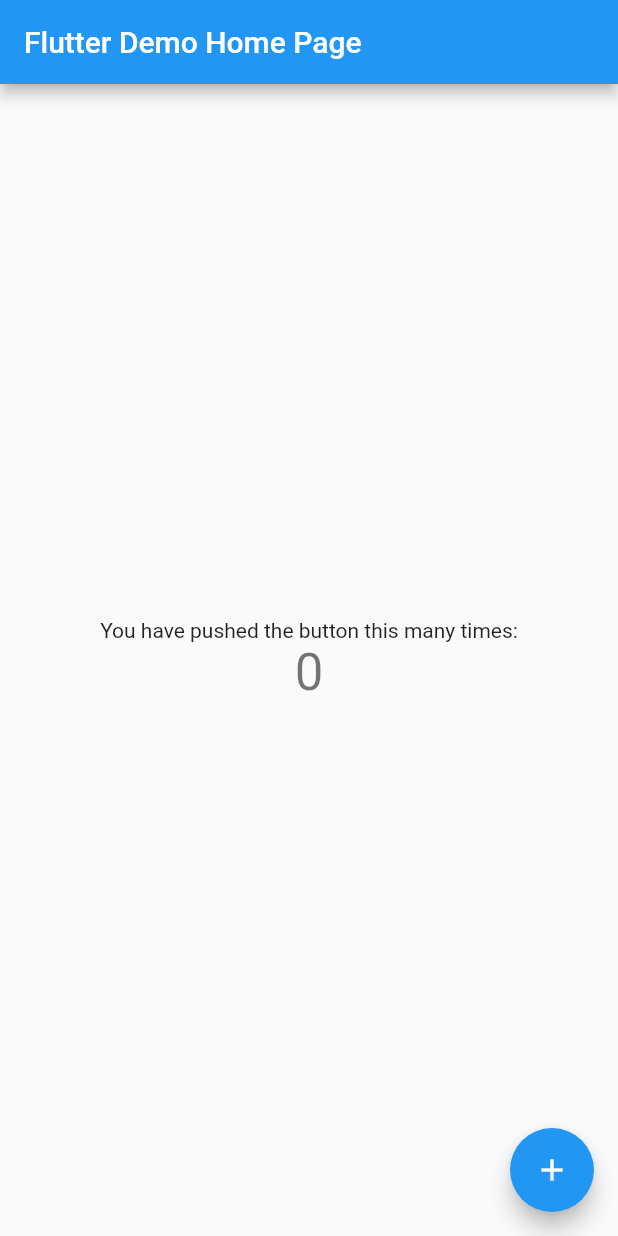
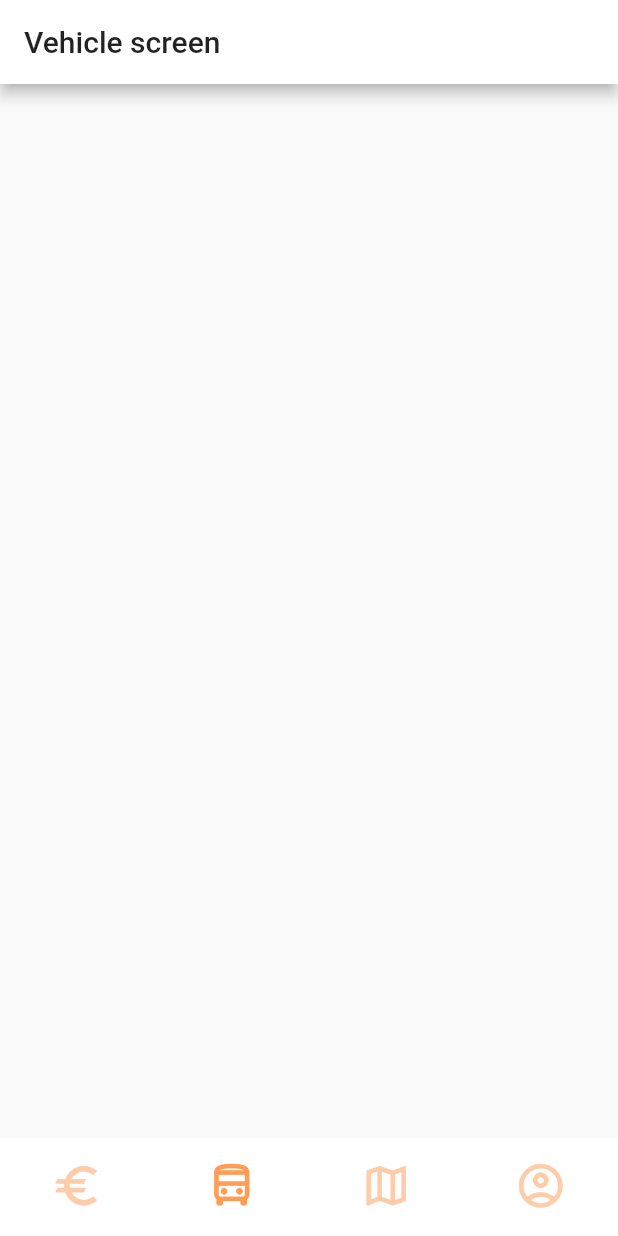
Before and after one commit to AkiLaine/Skinnarila_MaaS, a Flutter app: the screen it shows after launch, on a phone screen of 412 x 824 dp. Run offline on Flutter 3.47's test engine with Material 2 defaults, Android fonts, the phone set to English and light mode, and no system bars.

```diff
--- a/lib/main.dart
+++ b/lib/main.dart
@@ -1,114 +1,84 @@
 import 'package:flutter/material.dart';
 
 void main() {
-  runApp(MyApp());
+  runApp(Vehicles());
 }
 
-class MyApp extends StatelessWidget {
-  //Testikommentti
-  // This widget is the root of your application.
+class Vehicles extends StatelessWidget {
   @override
   Widget build(BuildContext context) {
     return MaterialApp(
-      title: 'Flutter Demo',
+      title: 'Vehicle screen',
       theme: ThemeData(
-        // This is the theme of your application.
-        //
-        // Try running your application with "flutter run". You'll see the
-        // application has a blue toolbar. Then, without quitting the app, try
-        // changing the primarySwatch below to Colors.green and then invoke
-        // "hot reload" (press "r" in the console where you ran "flutter run",
-        // or simply save your changes to "hot reload" in a Flutter IDE).
-        // Notice that the counter didn't reset back to zero; the application
-        // is not restarted.
-        primarySwatch: Colors.blue,
+        primaryColor: Colors.white, //Theme colour
       ),
-      home: MyHomePage(title: 'Flutter Demo Home Page'),
+      home: VehicleScreen(),
     );
   }
 }
 
-class MyHomePage extends StatefulWidget {
-  MyHomePage({Key key, this.title}) : super(key: key);
-
-  // This widget is the home page of your application. It is stateful, meaning
-  // that it has a State object (defined below) that contains fields that affect
-  // how it looks.
-
-  // This class is the configuration for the state. It holds the values (in this
-  // case the title) provided by the parent (in this case the App widget) and
-  // used by the build method of the State. Fields in a Widget subclass are
-  // always marked "final".
-
-  final String title;
-
+class VehicleScreen extends StatefulWidget {
   @override
-  _MyHomePageState createState() => _MyHomePageState();
+  _VehicleScreenState createState() => _VehicleScreenState();
 }
 
-class _MyHomePageState extends State<MyHomePage> {
-  int _counter = 0;
+class _VehicleScreenState extends State<VehicleScreen> {
 
-  void _incrementCounter() {
-    setState(() {
-      // This call to setState tells the Flutter framework that something has
-      // changed in this State, which causes it to rerun the build method below
-      // so that the display can reflect the updated values. If we changed
-      // _counter without calling setState(), then the build method would not be
-      // called again, and so nothing would appear to happen.
-      _counter++;
-    });
-  }
+  //Desired icon colors to variables using the HexColor class
+  Color lightOrange = HexColor("#FECCA8");
+  Color darkOrange = HexColor("#FF9D56");
 
   @override
   Widget build(BuildContext context) {
-    // This method is rerun every time setState is called, for instance as done
-    // by the _incrementCounter method above.
-    //
-    // The Flutter framework has been optimized to make rerunning build methods
-    // fast, so that you can just rebuild anything that needs updating rather
-    // than having to individually change instances of widgets.
     return Scaffold(
       appBar: AppBar(
-        // Here we take the value from the MyHomePage object that was created by
-        // the App.build method, and use it to set our appbar title.
-        title: Text(widget.title),
+        title: Text("Vehicle screen"),
       ),
-      body: Center(
-        // Center is a layout widget. It takes a single child and positions it
-        // in the middle of the parent.
-        child: Column(
-          // Column is also a layout widget. It takes a list of children and
-          // arranges them vertically. By default, it sizes itself to fit its
-          // children horizontally, and tries to be as tall as its parent.
-          //
-          // Invoke "debug painting" (press "p" in the console, choose the
-          // "Toggle Debug Paint" action from the Flutter Inspector in Android
-          // Studio, or the "Toggle Debug Paint" command in Visual Studio Code)
-          // to see the wireframe for each widget.
-          //
-          // Column has various properties to control how it sizes itself and
-          // how it positions its children. Here we use mainAxisAlignment to
-          // center the children vertically; the main axis here is the vertical
-          // axis because Columns are vertical (the cross axis would be
-          // horizontal).
-          mainAxisAlignment: MainAxisAlignment.center,
-          children: <Widget>[
-            Text(
-              'You have pushed the button this many times:',
-            ),
-            Text(
-              '$_counter',
-              style: Theme.of(context).textTheme.headline4,
-            ),
-          ],
-        ),
+
+      body: Container(),
+      //Creating the bottom navigation bar and its settings
+      bottomNavigationBar: BottomNavigationBar(
+        currentIndex: 1,
+        type: BottomNavigationBarType.fixed,
+        backgroundColor: Colors.white,
+        iconSize: 35,
+        elevation: 0.0,
+        showSelectedLabels: false,
+        showUnselectedLabels: false,
+        //Creating the icons on the bar
+        items: [
+          BottomNavigationBarItem(
+              icon: Icon(Icons.euro, color: lightOrange),
+              label: ""
+          ),
+          BottomNavigationBarItem(
+              icon: Icon(Icons.directions_bus_outlined, color: darkOrange),
+              label: ""
+          ),
+          BottomNavigationBarItem(
+              icon: Icon(Icons.map_outlined, color: lightOrange),
+              label: ""
+          ),
+          BottomNavigationBarItem(
+              icon: Icon(Icons.account_circle_outlined, color: lightOrange),
+              label: ""
+          ),
+        ],
       ),
-      floatingActionButton: FloatingActionButton(
-        onPressed: _incrementCounter,
-        tooltip: 'Increment',
-        child: Icon(Icons.add),
-      ), // This trailing comma makes auto-formatting nicer for build methods.
     );
   }
 }
+
+//Class that transforms hex color strings into Flutter usable format
+//https://stackoverflow.com/questions/50081213/how-do-i-use-hexadecimal-color-strings-in-flutter
+class HexColor extends Color {
+  static int _getColorFromHex(String hexColor) {
+    hexColor = hexColor.toUpperCase().replaceAll("#", "");
+    if (hexColor.length == 6) {
+      hexColor = "FF" + hexColor;
+    }
+    return int.parse(hexColor, radix: 16);
+  }
+
+  HexColor(final String hexColor) : super(_getColorFromHex(hexColor));
+}
```
